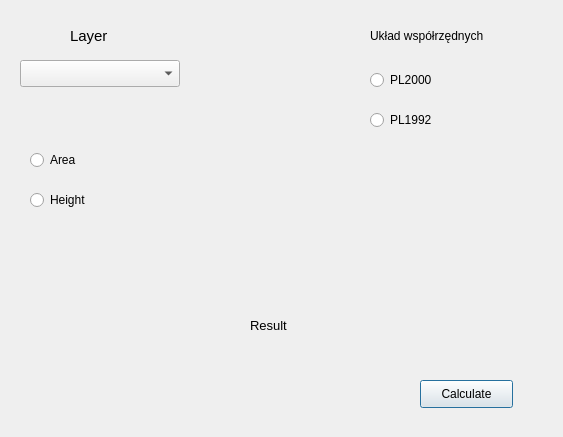
Old version of the form PyQGIS_dialog_base.ui in the repository 20Julia02/wtyczka.
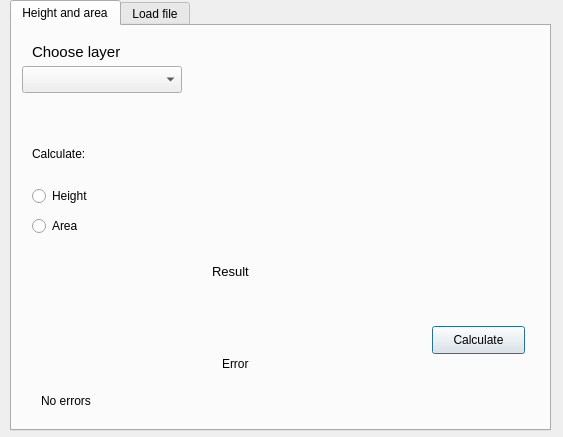
New version of the form. Custom widgets are drawn as their Qt base class.

Commit message: dodano zakladki

Diff of the .ui file:
```diff
--- a/PyQGIS_dialog_base.ui
+++ b/PyQGIS_dialog_base.ui
@@ -13,39 +13,90 @@
   <property name="windowTitle">
    <string>PyQGIS</string>
   </property>
+  <widget class="QTabWidget" name="zakladki">
+   <property name="geometry">
+    <rect>
+     <x>10</x>
+     <y>0</y>
+     <width>541</width>
+     <height>431</height>
+    </rect>
+   </property>
+   <property name="currentIndex">
+    <number>0</number>
+   </property>
+   <widget class="QWidget" name="tab">
+    <attribute name="title">
+     <string>Height and area</string>
+    </attribute>
+    <widget class="QLabel" name="layer_text_label">
+     <property name="geometry">
+      <rect>
+       <x>20</x>
+       <y>0</y>
+       <width>91</width>
+       <height>51</height>
+      </rect>
+     </property>
+     <property name="font">
+      <font>
+       <pointsize>11</pointsize>
+      </font>
+     </property>
+     <property name="text">
+      <string>Choose layer</string>
+     </property>
+    </widget>
   <widget class="QgsMapLayerComboBox" name="layer_MapLayer">
    <property name="geometry">
     <rect>
-     <x>20</x>
-     <y>60</y>
+       <x>10</x>
+       <y>40</y>
      <width>160</width>
      <height>27</height>
     </rect>
    </property>
   </widget>
-  <widget class="QLabel" name="layer_text_label">
+    <widget class="QRadioButton" name="area_radioButton">
    <property name="geometry">
     <rect>
-     <x>70</x>
-     <y>10</y>
-     <width>91</width>
-     <height>51</height>
-    </rect>
-   </property>
-   <property name="font">
-    <font>
-     <pointsize>11</pointsize>
-    </font>
-   </property>
+       <x>20</x>
+       <y>190</y>
+       <width>95</width>
+       <height>20</height>
+      </rect>
+     </property>
+     <property name="text">
+      <string>Area</string>
+     </property>
+     <property name="autoExclusive">
+      <bool>true</bool>
+     </property>
+    </widget>
+    <widget class="QRadioButton" name="height_radioButton">
+     <property name="geometry">
+      <rect>
+       <x>20</x>
+       <y>160</y>
+       <width>95</width>
+       <height>20</height>
+      </rect>
+     </property>
+     <property name="autoFillBackground">
+      <bool>false</bool>
+     </property>
    <property name="text">
-    <string>Layer</string>
+      <string>Height</string>
+     </property>
+     <property name="autoExclusive">
+      <bool>true</bool>
    </property>
   </widget>
   <widget class="QPushButton" name="calculate_Button">
    <property name="geometry">
     <rect>
      <x>420</x>
-     <y>380</y>
+       <y>300</y>
      <width>93</width>
      <height>28</height>
     </rect>
@@ -54,13 +105,44 @@
     <string>Calculate</string>
    </property>
   </widget>
+    <widget class="QLabel" name="napis_final_diffrence">
+     <property name="geometry">
+      <rect>
+       <x>200</x>
+       <y>230</y>
+       <width>81</width>
+       <height>31</height>
+      </rect>
+     </property>
+     <property name="font">
+      <font>
+       <pointsize>10</pointsize>
+      </font>
+     </property>
+     <property name="text">
+      <string>Result</string>
+     </property>
+    </widget>
+    <widget class="QLabel" name="calculate_napis">
+     <property name="geometry">
+      <rect>
+       <x>20</x>
+       <y>120</y>
+       <width>60</width>
+       <height>16</height>
+      </rect>
+     </property>
+     <property name="text">
+      <string>Calculate:</string>
+     </property>
+    </widget>
   <widget class="QLabel" name="result_label">
    <property name="geometry">
     <rect>
-     <x>240</x>
-     <y>350</y>
-     <width>101</width>
-     <height>51</height>
+       <x>150</x>
+       <y>270</y>
+       <width>141</width>
+       <height>41</height>
     </rect>
    </property>
    <property name="font">
@@ -81,64 +163,42 @@
     <bool>false</bool>
    </property>
   </widget>
-  <widget class="QLabel" name="napis_final_diffrence">
+    <widget class="QLabel" name="error_napis">
    <property name="geometry">
     <rect>
-     <x>250</x>
-     <y>310</y>
-     <width>81</width>
+       <x>210</x>
+       <y>330</y>
+       <width>60</width>
+       <height>16</height>
+      </rect>
+     </property>
+     <property name="text">
+      <string>Error</string>
+     </property>
+    </widget>
+    <widget class="QLabel" name="label">
+     <property name="geometry">
+      <rect>
+       <x>29</x>
+       <y>359</y>
+       <width>481</width>
      <height>31</height>
     </rect>
    </property>
-   <property name="font">
-    <font>
-     <pointsize>10</pointsize>
-    </font>
-   </property>
    <property name="text">
-    <string>Result</string>
-   </property>
-  </widget>
-  <widget class="QRadioButton" name="area_radioButton">
-   <property name="geometry">
-    <rect>
-     <x>30</x>
-     <y>150</y>
-     <width>95</width>
-     <height>20</height>
-    </rect>
-   </property>
-   <property name="text">
-    <string>Area</string>
-   </property>
-   <property name="autoExclusive">
-    <bool>true</bool>
-   </property>
-  </widget>
-  <widget class="QRadioButton" name="height_radioButton">
-   <property name="geometry">
-    <rect>
-     <x>30</x>
-     <y>190</y>
-     <width>95</width>
-     <height>20</height>
-    </rect>
-   </property>
-   <property name="autoFillBackground">
-    <bool>false</bool>
-   </property>
-   <property name="text">
-    <string>Height</string>
-   </property>
-   <property name="autoExclusive">
-    <bool>true</bool>
-   </property>
-  </widget>
+      <string>No errors </string>
+     </property>
+    </widget>
+   </widget>
+   <widget class="QWidget" name="tab_2">
+    <attribute name="title">
+     <string>Load file</string>
+    </attribute>
   <widget class="QLabel" name="label_coordinates_system">
    <property name="geometry">
     <rect>
-     <x>370</x>
-     <y>20</y>
+       <x>60</x>
+       <y>0</y>
      <width>141</width>
      <height>31</height>
     </rect>
@@ -155,8 +215,8 @@
   <widget class="QRadioButton" name="radioButton_2000">
    <property name="geometry">
     <rect>
-     <x>370</x>
-     <y>70</y>
+       <x>60</x>
+       <y>40</y>
      <width>95</width>
      <height>20</height>
     </rect>
@@ -168,8 +228,8 @@
   <widget class="QRadioButton" name="radioButton_1992">
    <property name="geometry">
     <rect>
-     <x>370</x>
-     <y>110</y>
+       <x>60</x>
+       <y>80</y>
      <width>95</width>
      <height>20</height>
     </rect>
@@ -177,6 +237,8 @@
    <property name="text">
     <string>PL1992</string>
    </property>
+    </widget>
+   </widget>
   </widget>
  </widget>
  <customwidgets>
```
Lines whose indentation alone changed are shown as unchanged. The commit also changes 1 other file.
